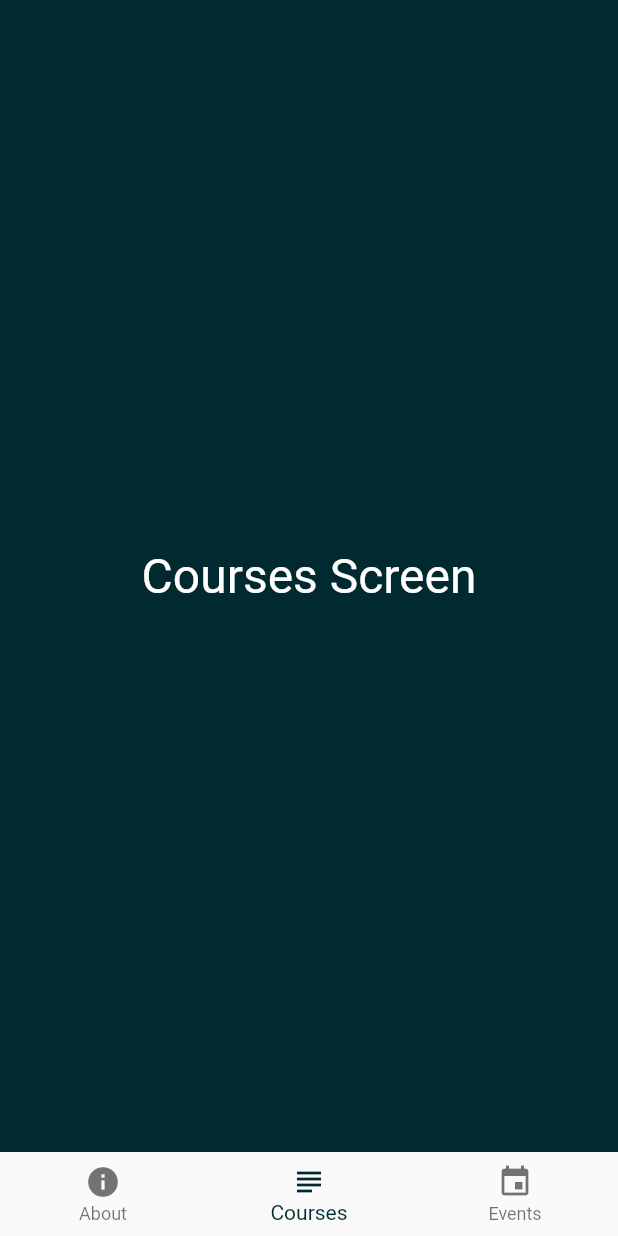
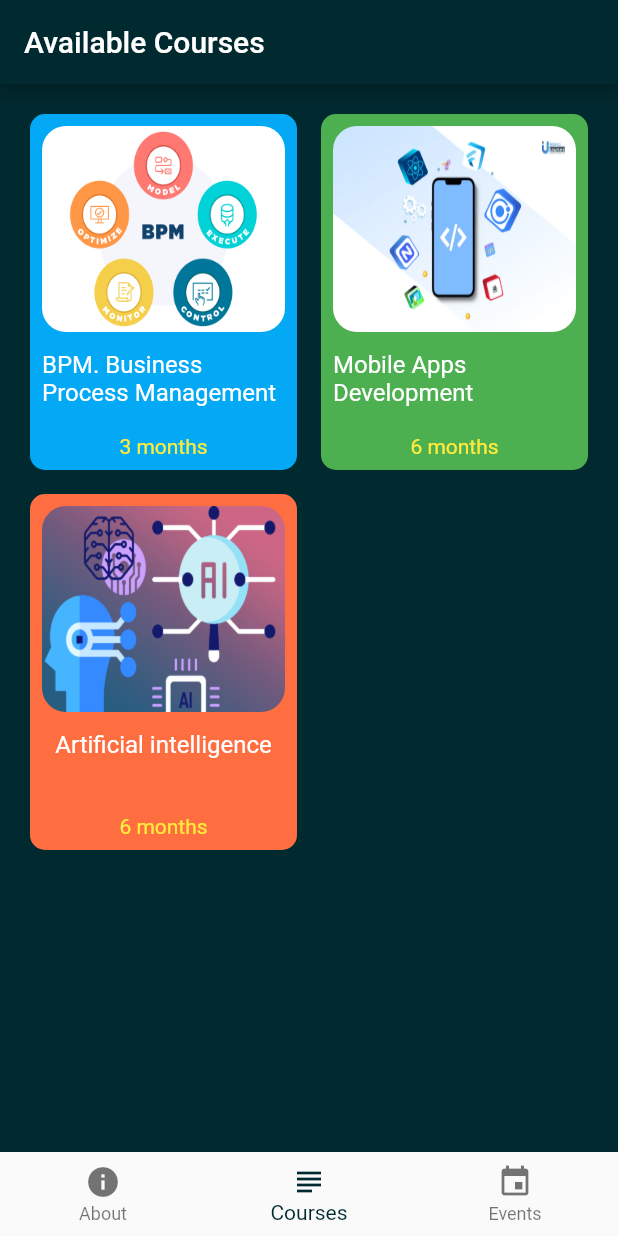
Before and after one commit to Abdusamad98/test_project, a Flutter app: the screen it shows after launch, item 2 of the bottom bar chosen, on a phone screen of 412 x 824 dp. Run offline on Flutter 3.47's test engine with Material 2 defaults, Android fonts, the phone set to English and light mode, and no system bars.

Commit message:
some changes

```diff
--- /dev/null
+++ b/lib/data/app_database.dart
@@ -0,0 +1,43 @@
+import 'package:flutter/material.dart';
+import 'package:test_project/models/course_model.dart';
+
+class AppDatabase {
+  static List<CourseModel> courses = [
+    CourseModel(
+      description: '''
+      Business Process Management is a disciplinary approach to identify, design, execute, document, measure, monitor, control and improve business processes, automated or not, to achieve consistent results, aligned with the strategical goals of the organization.
+      BPO is a growing concept adopted by many companies nowadays. It is about outsourcing the services that are essential, but not part of your core business. Therefore, it is much more efficient to hire the specialized services of another company; with all the hardware available and labor you need, without having to spend thousands of dollars.
+      Business process management is not only about automating. The quality of the processes and activities is a priority! BPM is a project that has to be part of the company’s culture. It never ends, being a repeated and everlasting development.
+       ''',
+      imagePath: "assets/course_images/bpm.png",
+      courseName: "BPM. Business Process Management",
+      durationOfCourse: "3 months",
+      requiredKnowledge: "Math level: Beginner,\nEnglish: Intermediate",
+      color: Colors.lightBlue,
+    ),
+    CourseModel(
+      description: '''
+      Mobile application development is the process of making software for smartphones, tablets and digital assistants, most commonly for the Android and iOS operating systems. The software can be preinstalled on the device, downloaded from a mobile app store or accessed through a mobile web browser. The programming and markup languages used for this kind of software development include Java, Swift, C# and HTML5.
+      Mobile app development is rapidly growing. From retail, telecommunications and e-commerce to insurance, healthcare and government, organizations across industries must meet user expectations for real-time, convenient ways to conduct transactions and access information. Today, mobile devices—and the mobile applications that unlock their value—are the most popular way for people and businesses to connect to the internet. To stay relevant, responsive and successful, organizations need to develop the mobile applications that their customers, partners and employees demand.
+      Yet mobile application development might seem daunting. Once you’ve selected the OS platform or platforms, you need to overcome the limitations of mobile devices and usher your app all the way past the potential hurdles of distribution. Fortunately, by following a few basic guidelines and best practices, you can streamline your application development journey.
+           ''',
+      imagePath: "assets/course_images/mobile.png",
+      courseName: "Mobile Apps Development",
+      durationOfCourse: "6 months",
+      requiredKnowledge: "Basic computer knowledge,\nEnglish: Intermediate",
+      color: Colors.green,
+    ),
+    CourseModel(
+      description: '''
+      Mobile application development is the process of making software for smartphones, tablets and digital assistants, most commonly for the Android and iOS operating systems. The software can be preinstalled on the device, downloaded from a mobile app store or accessed through a mobile web browser. The programming and markup languages used for this kind of software development include Java, Swift, C# and HTML5.
+      Mobile app development is rapidly growing. From retail, telecommunications and e-commerce to insurance, healthcare and government, organizations across industries must meet user expectations for real-time, convenient ways to conduct transactions and access information. Today, mobile devices—and the mobile applications that unlock their value—are the most popular way for people and businesses to connect to the internet. To stay relevant, responsive and successful, organizations need to develop the mobile applications that their customers, partners and employees demand.
+      Yet mobile application development might seem daunting. Once you’ve selected the OS platform or platforms, you need to overcome the limitations of mobile devices and usher your app all the way past the potential hurdles of distribution. Fortunately, by following a few basic guidelines and best practices, you can streamline your application development journey.
+           ''',
+      imagePath: "assets/course_images/ai.png",
+      courseName: "Artificial intelligence",
+      durationOfCourse: "6 months",
+      requiredKnowledge: "Basic computer knowledge,\nEnglish: Intermediate",
+      color: Colors.deepOrangeAccent,
+    ),
+  ];
+}
--- a/lib/main.dart
+++ b/lib/main.dart
@@ -9,9 +9,9 @@ void main() {
       home: SplashScreen(),
       themeMode: ThemeMode.light,
       theme: ThemeData(
-        primaryColor: AppColors.C_012a30,
-        scaffoldBackgroundColor: AppColors.C_012a30,
-        appBarTheme: const AppBarTheme(backgroundColor: AppColors.C_012a30
+        primaryColor: AppColors.pdpMain,
+        scaffoldBackgroundColor: AppColors.pdpMain,
+        appBarTheme: const AppBarTheme(backgroundColor: AppColors.pdpMain
             // elevation: 0,
             ),
       ),
--- /dev/null
+++ b/lib/models/course_model.dart
@@ -0,0 +1,24 @@
+import 'package:flutter/material.dart';
+
+class CourseModel {
+  final String courseName;
+
+  final String imagePath;
+
+  final String description;
+
+  final String durationOfCourse;
+
+  final String requiredKnowledge;
+
+  final Color color;
+
+  CourseModel({
+    required this.description,
+    required this.imagePath,
+    required this.courseName,
+    required this.durationOfCourse,
+    required this.requiredKnowledge,
+    required this.color,
+  });
+}
--- a/lib/ui/tab/courses/courses_screen.dart
+++ b/lib/ui/tab/courses/courses_screen.dart
@@ -1,6 +1,7 @@
 import 'package:flutter/material.dart';
+import 'package:test_project/data/app_database.dart';
+import 'package:test_project/ui/tab/courses/course_detail_screen.dart';
 import 'package:test_project/utils/colors.dart';
-
 
 class CoursesScreen extends StatefulWidget {
   const CoursesScreen({super.key});
@@ -13,7 +14,57 @@ class _CoursesScreenState extends State<CoursesScreen> {
   @override
   Widget build(BuildContext context) {
     return Scaffold(
-      body: Center(child: Text("Courses Screen",style: TextStyle(color: AppColors.white, fontSize: 32),),),
+      appBar: AppBar(
+        title: const Text("Available Courses"),
+      ),
+      body: GridView.count(
+        primary: false,
+        padding: const EdgeInsets.all(20),
+        crossAxisSpacing: 16,
+        mainAxisSpacing: 16,
+        crossAxisCount: 2,
+        childAspectRatio: 0.75,
+        children: <Widget>[
+          for (int i = 0; i < AppDatabase.courses.length; i++)
+            GestureDetector(
+              onTap: () {
+                Navigator.push(context, MaterialPageRoute(builder: (context) {
+                  return CourseDetailScreen(
+                      courseModel: AppDatabase.courses[i]);
+                }));
+              },
+              child: Container(
+                padding: const EdgeInsets.all(8),
+                decoration: BoxDecoration(
+                    borderRadius: BorderRadius.circular(10),
+                    color: AppDatabase.courses[i].color),
+                child: Column(
+                  children: [
+                    ClipRRect(
+                      borderRadius: BorderRadius.circular(16),
+                      child: Image.asset(
+                        AppDatabase.courses[i].imagePath,
+                        height: MediaQuery.of(context).size.height / 6,
+                        fit: BoxFit.fill,
+                      ),
+                    ),
+                    const SizedBox(height: 12),
+                    Text(
+                      AppDatabase.courses[i].courseName,
+                      style:
+                          const TextStyle(color: AppColors.white, fontSize: 16),
+                    ),
+                    const Spacer(),
+                    Text(
+                      AppDatabase.courses[i].durationOfCourse,
+                      style: const TextStyle(color: Colors.yellow),
+                    ),
+                  ],
+                ),
+              ),
+            ),
+        ],
+      ),
     );
   }
 }
--- a/lib/ui/tab/tab_box.dart
+++ b/lib/ui/tab/tab_box.dart
@@ -31,7 +31,7 @@ class _TabBoxState extends State<TabBox> {
     return Scaffold(
       body: screens[currentIndex],
       bottomNavigationBar: BottomNavigationBar(
-        selectedItemColor: AppColors.C_012a30,
+        selectedItemColor: AppColors.pdpMain,
         currentIndex: currentIndex,
         onTap: (index){
           setState(() {
--- a/lib/utils/colors.dart
+++ b/lib/utils/colors.dart
@@ -2,7 +2,8 @@ import 'package:flutter/material.dart';
 import 'package:flutter/widgets.dart';
 
 class AppColors {
-  static const Color C_012a30 = Color(0xFF012a30);
+  static const Color pdpMain = Color(0xFF012a30);
+  static const Color pdpSecondary = Color(0xFF00b533);
   static const Color white = Colors.white;
   static const Color black = Colors.black;
   static const Color transparent = Colors.transparent;
--- a/pubspec.yaml
+++ b/pubspec.yaml
@@ -64,6 +64,7 @@ flutter:
 
   assets:
     - assets/images/
+    - assets/course_images/
 
 
 
```
Also changed, not shown: lib/ui/tab/about/about_screen.dart (+9 -2 lines), lib/ui/tab/courses/course_detail_screen.dart (added, +103 -0 lines), assets/course_images/ai.png (added), assets/course_images/bpm.png (added), assets/course_images/mobile.png (added).
